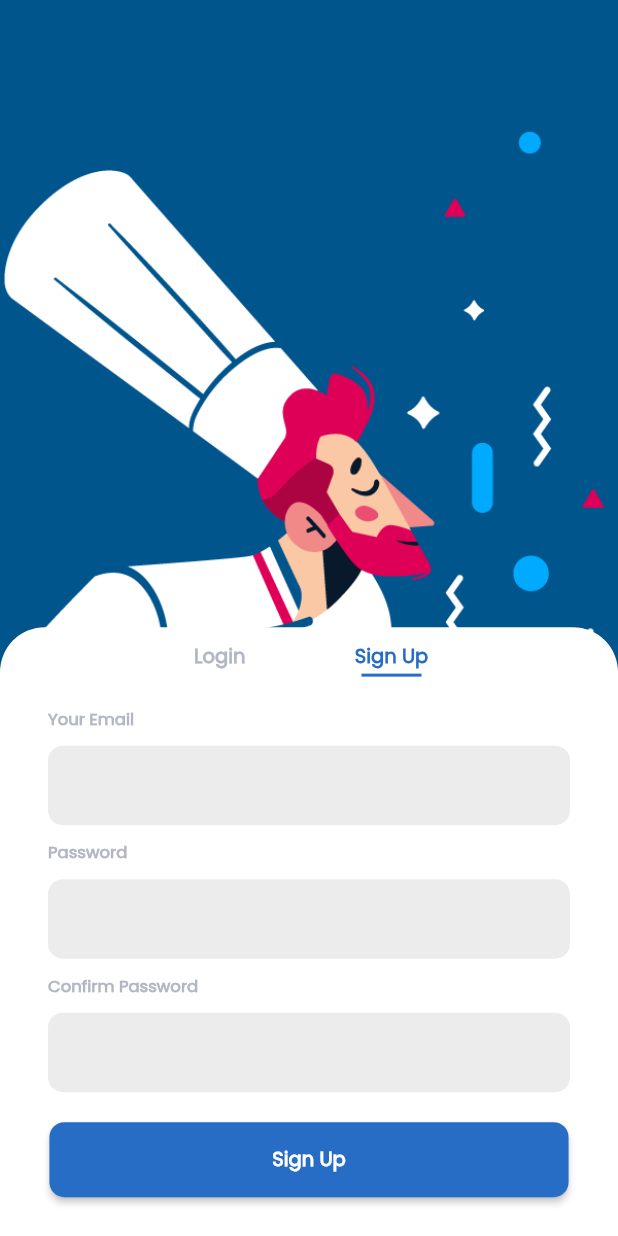
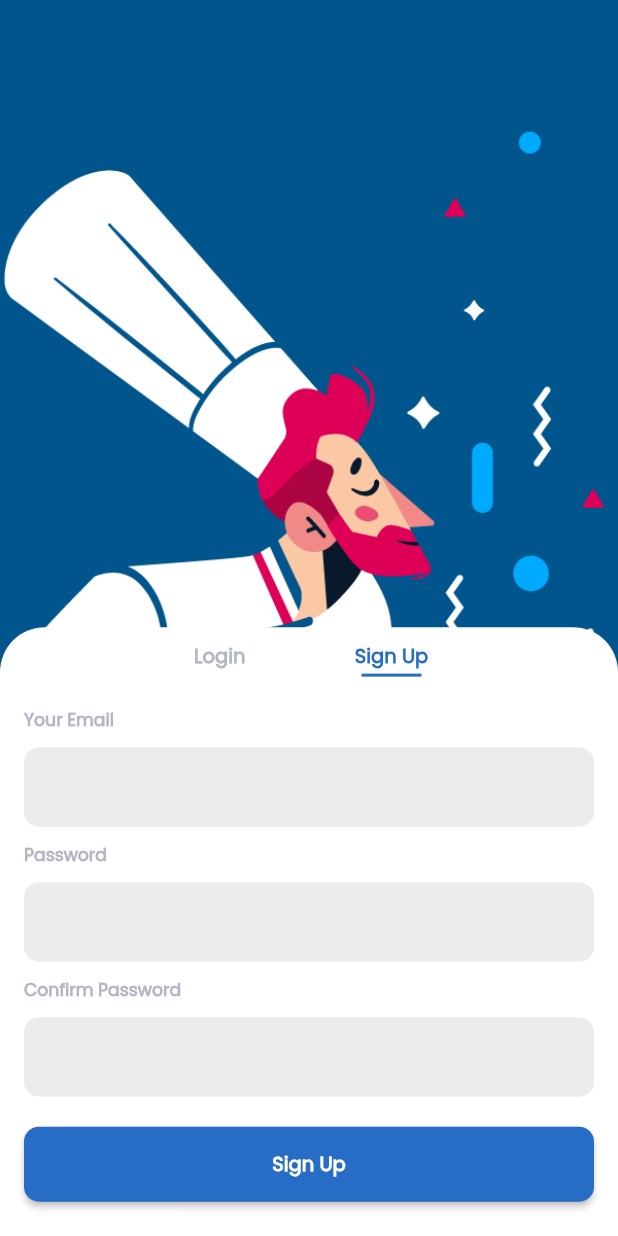
Before and after one commit to agyaregeoffrey/food-delivery-flutter, a Flutter app: the screen it shows after launch, swiped to page 2, on a phone screen of 412 x 824 dp. Run offline on Flutter 3.47's test engine with Material 2 defaults, Android fonts, the phone set to English and light mode, and no system bars; our stand-ins replace firebase_auth, flutter_svg, google_fonts; accounts and stored records are empty.

```diff
--- /dev/null
+++ b/lib/component/account_title_text.dart
@@ -0,0 +1,21 @@
+import 'package:flutter/material.dart';
+import 'package:food_delivery_app/utils/constants.dart';
+
+class AccountTitleText extends StatelessWidget {
+  final String text;
+  const AccountTitleText({
+    Key? key,
+    required this.text,
+  }) : super(key: key);
+
+  @override
+  Widget build(BuildContext context) {
+    return Align(
+      alignment: AlignmentDirectional.topStart,
+      child: Text(
+        text,
+        style: descriptionTextStyle,
+      ),
+    );
+  }
+}
--- a/lib/component/button.dart
+++ b/lib/component/button.dart
@@ -19,7 +19,7 @@ class Button extends StatelessWidget {
       onPressed: pressed,
       child: Text(text),
       style: ElevatedButton.styleFrom(
-        minimumSize: Size(getProportionateScreenWidth(315), 50),
+        minimumSize: Size(getProportionateScreenWidth(350), 50),
         primary: primaryColor,
         shape: RoundedRectangleBorder(
           borderRadius: BorderRadius.circular(10.0),
--- a/lib/screens/login/body.dart
+++ b/lib/screens/login/body.dart
@@ -1,7 +1,9 @@
 import 'package:flutter/material.dart';
+import 'package:food_delivery_app/component/account_title_text.dart';
 import 'package:food_delivery_app/component/button.dart';
 import 'package:food_delivery_app/routes/routes.dart';
 import 'package:food_delivery_app/utils/constants.dart';
+import 'package:food_delivery_app/utils/helpers.dart';
 
 class Body extends StatefulWidget {
   const Body({
@@ -13,26 +15,17 @@ class Body extends StatefulWidget {
 }
 
 class _BodyState extends State<Body> {
+  bool _remember = false;
   @override
   Widget build(BuildContext context) {
     return Form(
+      child: Padding(
+        padding: const EdgeInsets.symmetric(horizontal: 16.0),
         child: Column(
-        crossAxisAlignment: CrossAxisAlignment.center,
           children: [
-          const Padding(
-            padding: EdgeInsets.symmetric(horizontal: 32.0),
-            child: Align(
-              alignment: AlignmentDirectional.topStart,
-              child: Text(
-                'Your Email',
-                style: descriptionTextStyle,
-              ),
-            ),
-          ),
+            const AccountTitleText(text: 'Your Email'),
             const SizedBox(height: 10.0),
-          Padding(
-            padding: const EdgeInsets.symmetric(horizontal: 32.0),
-            child: Container(
+            Container(
               decoration: BoxDecoration(
                 color: lightGrey,
                 borderRadius: BorderRadius.circular(10.0),
@@ -47,22 +40,10 @@ class _BodyState extends State<Body> {
                 ),
               ),
             ),
-          ),
             const SizedBox(height: 10.0),
-          const Padding(
-            padding: EdgeInsets.only(left: 32.0),
-            child: Align(
-              alignment: AlignmentDirectional.topStart,
-              child: Text(
-                'Password',
-                style: descriptionTextStyle,
-              ),
-            ),
-          ),
+            const AccountTitleText(text: 'Password'),
             const SizedBox(height: 10.0),
-          Padding(
-            padding: const EdgeInsets.symmetric(horizontal: 32.0),
-            child: Container(
+            Container(
               decoration: BoxDecoration(
                 color: lightGrey,
                 borderRadius: BorderRadius.circular(10.0),
@@ -77,20 +58,26 @@ class _BodyState extends State<Body> {
                 ),
               ),
             ),
-          ),
             const SizedBox(height: 10.0),
-          Padding(
-            padding: const EdgeInsets.symmetric(horizontal: 20.0),
-            child: Row(
+            Row(
+              mainAxisAlignment: MainAxisAlignment.spaceBetween,
               children: [
-                Checkbox(value: true, onChanged: (value) {}),
+                Checkbox(
+                    value: _remember,
+                    onChanged: (value) {
+                      setState(() {
+                        _remember = value!;
+                      });
+                    }),
                 const Text(
                   'Remember Me',
                   style: descriptionTextStyle,
                 ),
                 const SizedBox(width: 40.0),
                 TextButton(
-                  onPressed: () {},
+                  onPressed: () {
+                    Helpers.showSnack(context, 'Change Password');
+                  },
                   child: const Text(
                     'Forgot Password?',
                     style: TextStyle(
@@ -102,7 +89,6 @@ class _BodyState extends State<Body> {
                 ),
               ],
             ),
-          ),
             const SizedBox(height: 10.0),
             Button(
               text: 'Login',
@@ -113,6 +99,7 @@ class _BodyState extends State<Body> {
             const SizedBox(height: 20.0),
           ],
         ),
+      ),
     );
   }
 }
--- a/lib/screens/signup/body.dart
+++ b/lib/screens/signup/body.dart
@@ -1,5 +1,6 @@
 import 'package:firebase_auth/firebase_auth.dart';
 import 'package:flutter/material.dart';
+import 'package:food_delivery_app/component/account_title_text.dart';
 import 'package:food_delivery_app/component/button.dart';
 import 'package:food_delivery_app/routes/routes.dart';
 import 'package:food_delivery_app/utils/constants.dart';
@@ -47,23 +48,13 @@ class _BodyState extends State<Body> {
   Widget build(BuildContext context) {
     return Form(
       key: _formKey,
+      child: Padding(
+        padding: const EdgeInsets.symmetric(horizontal: 16.0),
         child: Column(
-        crossAxisAlignment: CrossAxisAlignment.center,
           children: [
-          const Padding(
-            padding: EdgeInsets.only(left: 32.0),
-            child: Align(
-              alignment: AlignmentDirectional.topStart,
-              child: Text(
-                'Your Email',
-                style: descriptionTextStyle,
-              ),
-            ),
-          ),
+            const AccountTitleText(text: 'Your Email'),
             const SizedBox(height: 10.0),
-          Padding(
-            padding: const EdgeInsets.symmetric(horizontal: 32.0),
-            child: Container(
+            Container(
               decoration: BoxDecoration(
                 color: lightGrey,
                 borderRadius: BorderRadius.circular(10.0),
@@ -87,22 +78,10 @@ class _BodyState extends State<Body> {
                 ),
               ),
             ),
-          ),
             const SizedBox(height: 10.0),
-          const Padding(
-            padding: EdgeInsets.only(left: 32.0),
-            child: Align(
-              alignment: AlignmentDirectional.topStart,
-              child: Text(
-                'Password',
-                style: descriptionTextStyle,
-              ),
-            ),
-          ),
+            const AccountTitleText(text: 'Password'),
             const SizedBox(height: 10.0),
-          Padding(
-            padding: const EdgeInsets.symmetric(horizontal: 32.0),
-            child: Container(
+            Container(
               decoration: BoxDecoration(
                 color: lightGrey,
                 borderRadius: BorderRadius.circular(10.0),
@@ -124,22 +103,10 @@ class _BodyState extends State<Body> {
                 ),
               ),
             ),
-          ),
             const SizedBox(height: 10.0),
-          const Padding(
-            padding: EdgeInsets.only(left: 32.0),
-            child: Align(
-              alignment: AlignmentDirectional.topStart,
-              child: Text(
-                'Confirm Password',
-                style: descriptionTextStyle,
-              ),
-            ),
-          ),
+            const AccountTitleText(text: 'Confirm Password'),
             const SizedBox(height: 10.0),
-          Padding(
-            padding: const EdgeInsets.symmetric(horizontal: 32.0),
-            child: Container(
+            Container(
               decoration: BoxDecoration(
                 color: lightGrey,
                 borderRadius: BorderRadius.circular(10.0),
@@ -161,7 +128,6 @@ class _BodyState extends State<Body> {
                 ),
               ),
             ),
-          ),
             const SizedBox(height: 10.0),
             const SizedBox(height: 10.0),
             Button(
@@ -174,6 +140,7 @@ class _BodyState extends State<Body> {
             const SizedBox(height: 20.0),
           ],
         ),
+      ),
     );
   }
 }
--- a/lib/utils/constants.dart
+++ b/lib/utils/constants.dart
@@ -20,7 +20,7 @@ const bigTextStyle = TextStyle(
 );
 
 const descriptionTextStyle = TextStyle(
-  fontSize: 11.0,
+  fontSize: 11.5,
   color: Color(0xFFB3B7C4),
   fontWeight: FontWeight.bold,
 );
--- a/lib/utils/helpers.dart
+++ b/lib/utils/helpers.dart
@@ -5,6 +5,7 @@ class Helpers {
     ScaffoldMessenger.of(context).showSnackBar(
       SnackBar(
         content: Text(message),
+        elevation: 2.0,
       ),
     );
   }
```
Lines whose indentation alone changed are shown as unchanged.
